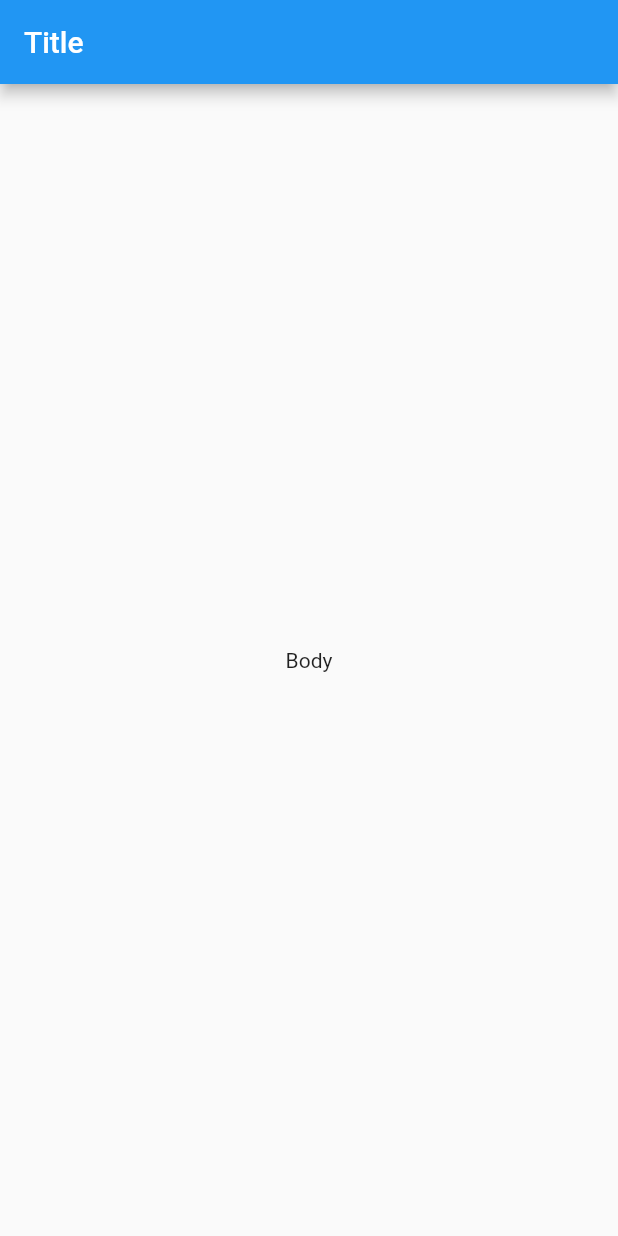
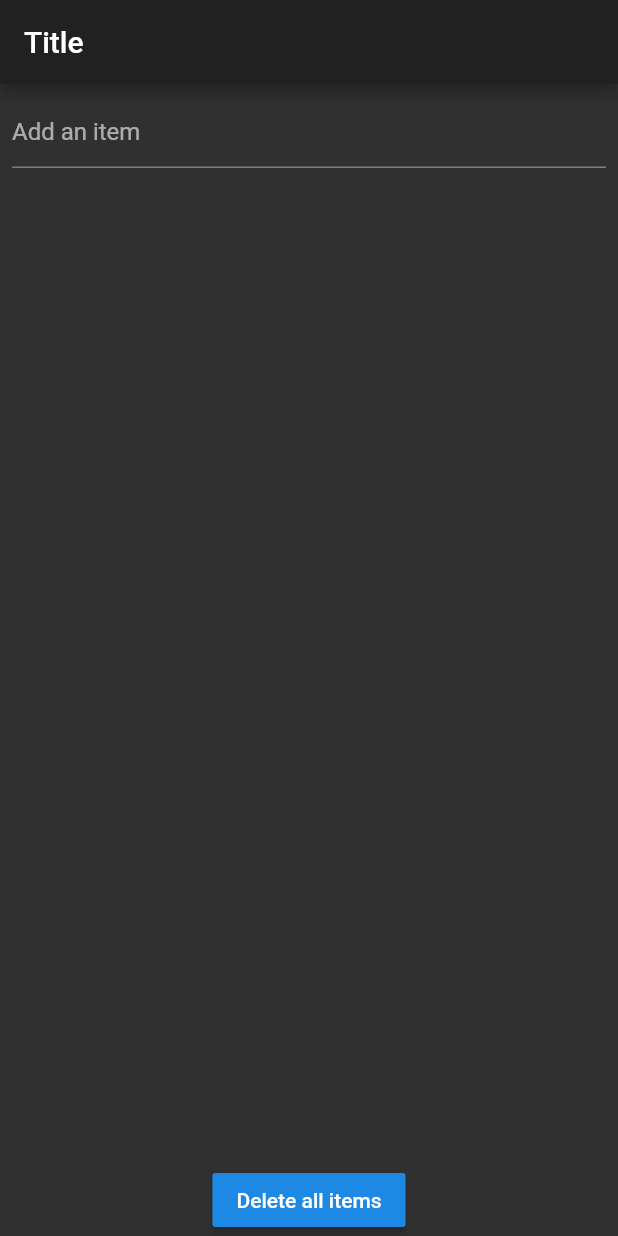
Before and after one commit to fortinjoffrey/flutter-to-do-app-redux, a Flutter app: the screen it shows after launch, on a phone screen of 412 x 824 dp. Run offline on Flutter 3.47's test engine with Material 2 defaults, Android fonts, the phone set to English and light mode, and no system bars; our stand-ins replace flutter_redux, redux.

Commit message:
Implement working to do app with redux state management
- Write redux actions (add, remove one, remove all), reducers, view model
- Create add item textfield, item listview, remove all button
- Upload a demo gif of the app

```diff
--- a/lib/main.dart
+++ b/lib/main.dart
@@ -1,4 +1,13 @@
 import 'package:flutter/material.dart';
+import 'package:flutter_redux/flutter_redux.dart';
+import 'package:redux/redux.dart';
+
+import 'model/app_state.dart';
+import 'redux/reducers.dart';
+import 'redux/view_model.dart';
+import 'widgets/add_item_textfield.dart';
+import 'widgets/item_listview.dart';
+import 'widgets/remove_items_button.dart';
 
 void main() {
   runApp(MyApp());
@@ -8,9 +17,19 @@ class MyApp extends StatelessWidget {
   // This widget is the root of your application.
   @override
   Widget build(BuildContext context) {
-    return MaterialApp(
-      title: 'Flutter Demo',
-      home: Home(),
+    final Store<AppState> store = Store<AppState>(
+      appStateReducer,
+      initialState: AppState.initialState(),
+    );
+
+    return StoreProvider<AppState>(
+      store: store,
+      child: MaterialApp(
+        debugShowCheckedModeBanner: false,
+        title: 'Flutter Demo',
+        theme: ThemeData.dark(),
+        home: Home(),
+      ),
     );
   }
 }
@@ -24,10 +43,21 @@ class Home extends StatelessWidget {
       appBar: AppBar(
         title: Text('Title'),
       ),
-      body: Container(
-        child: Center(
-          child: Text('Body'),
-        ),
+      body: StoreConnector<AppState, ViewModel>(
+        converter: (store) => ViewModel.create(store),
+        builder: (context, viewModel) {
+          return SafeArea(
+            child: Column(
+              children: [
+                AddItemTextField(viewModel),
+                Expanded(
+                  child: ItemListView(viewModel),
+                ),
+                RemoveItemsButton(viewModel),
+              ],
+            ),
+          );
+        },
       ),
     );
   }
--- /dev/null
+++ b/lib/model/app_state.dart
@@ -0,0 +1,13 @@
+import 'package:flutter/foundation.dart';
+
+import 'item.dart';
+
+class AppState {
+  final List<Item> items;
+
+  AppState({
+    @required this.items,
+  });
+
+  AppState.initialState() : items = List.unmodifiable(<Item>[]);
+}
--- /dev/null
+++ b/lib/model/item.dart
@@ -0,0 +1,18 @@
+import 'package:flutter/foundation.dart';
+
+class Item {
+  final int id;
+  final String title;
+
+  Item({
+    @required this.id,
+    @required this.title,
+  });
+
+  Item copyWith({int id, int title}) {
+    return Item(
+      id: id ?? this.id,
+      title: title ?? this.title,
+    );
+  }
+}
--- /dev/null
+++ b/lib/redux/actions.dart
@@ -0,0 +1,20 @@
+import 'package:to_do_app_redux/model/item.dart';
+
+class AddItemAction {
+  static int _id = 0;
+  final String itemTitle;
+
+  AddItemAction(this.itemTitle) {
+    _id++;
+  }
+
+  int get id => _id;
+}
+
+class RemoveItemAction {
+  final Item item;
+
+  RemoveItemAction(this.item);
+}
+
+class RemoveItemsAction {}
--- /dev/null
+++ b/lib/redux/reducers.dart
@@ -0,0 +1,27 @@
+import 'package:to_do_app_redux/model/app_state.dart';
+import 'package:to_do_app_redux/model/item.dart';
+import 'package:to_do_app_redux/redux/actions.dart';
+
+AppState appStateReducer(AppState state, action) {
+  return AppState(
+    items: itemReducer(state.items, action),
+  );
+}
+
+List<Item> itemReducer(List<Item> items, action) {
+  if (action is AddItemAction) {
+    return []
+      ..addAll(items)
+      ..add(Item(id: action.id, title: action.itemTitle));
+  }
+
+  if (action is RemoveItemAction) {
+    return List.unmodifiable(List.from(items)..remove(action.item));
+  }
+
+  if (action is RemoveItemsAction) {
+    return List.unmodifiable([]);
+  }
+
+  return items;
+}
--- /dev/null
+++ b/lib/redux/view_model.dart
@@ -0,0 +1,39 @@
+import 'package:redux/redux.dart';
+import 'package:to_do_app_redux/model/app_state.dart';
+import 'package:to_do_app_redux/model/item.dart';
+import 'actions.dart';
+
+class ViewModel {
+  final List<Item> items;
+  final Function(String) onAddItem;
+  final Function(Item) onRemoveItem;
+  final Function() onRemoveItems;
+
+  ViewModel({
+    this.items,
+    this.onAddItem,
+    this.onRemoveItem,
+    this.onRemoveItems,
+  });
+
+  factory ViewModel.create(Store<AppState> store) {
+    _onAddItem(String itemTitle) {
+      store.dispatch(AddItemAction(itemTitle));
+    }
+
+    _onRemoveItem(Item item) {
+      store.dispatch(RemoveItemAction(item));
+    }
+
+    _onRemoveItems() {
+      store.dispatch(RemoveItemsAction());
+    }
+
+    return ViewModel(
+      items: store.state.items,
+      onAddItem: _onAddItem,
+      onRemoveItem: _onRemoveItem,
+      onRemoveItems: _onRemoveItems,
+    );
+  }
+}
--- /dev/null
+++ b/lib/widgets/add_item_textfield.dart
@@ -0,0 +1,32 @@
+import 'package:flutter/material.dart';
+import 'package:to_do_app_redux/redux/view_model.dart';
+
+class AddItemTextField extends StatefulWidget {
+  final ViewModel model;
+
+  const AddItemTextField(this.model, {Key key}) : super(key: key);
+
+  @override
+  _AddItemTextFieldState createState() => _AddItemTextFieldState();
+}
+
+class _AddItemTextFieldState extends State<AddItemTextField> {
+  final TextEditingController controller = TextEditingController();
+
+  @override
+  Widget build(BuildContext context) {
+    return Padding(
+      padding: const EdgeInsets.all(8.0),
+      child: TextField(
+        controller: controller,
+        decoration: InputDecoration(
+          hintText: 'Add an item',
+        ),
+        onSubmitted: (value) {
+          widget.model.onAddItem(value);
+          controller.text = '';
+        },
+      ),
+    );
+  }
+}
--- /dev/null
+++ b/lib/widgets/item_listview.dart
@@ -0,0 +1,26 @@
+import 'package:flutter/material.dart';
+import 'package:to_do_app_redux/model/item.dart';
+import 'package:to_do_app_redux/redux/view_model.dart';
+
+class ItemListView extends StatelessWidget {
+  final ViewModel model;
+  const ItemListView(this.model, {Key key}) : super(key: key);
+
+  @override
+  Widget build(BuildContext context) {
+    return ListView.builder(
+      itemCount: model.items.length,
+      itemBuilder: (context, index) {
+        Item item = model.items[index];
+        return ListTile(
+          leading: IconButton(
+            icon: Icon(Icons.delete),
+            onPressed: () => model.onRemoveItem(item),
+          ),
+          title: Text(item.title),
+        );
+        // return model.items[index].
+      },
+    );
+  }
+}
--- /dev/null
+++ b/lib/widgets/remove_items_button.dart
@@ -0,0 +1,16 @@
+import 'package:flutter/material.dart';
+import 'package:to_do_app_redux/redux/view_model.dart';
+
+class RemoveItemsButton extends StatelessWidget {
+  final ViewModel model;
+
+  const RemoveItemsButton(this.model, {Key key}) : super(key: key);
+
+  @override
+  Widget build(BuildContext context) {
+    return RaisedButton(
+      child: Text('Delete all items'),
+      onPressed: () => model.onRemoveItems(),
+    );
+  }
+}
```
Also changed, not shown: pubspec.yaml (+2 -7 lines), demo/demo.gif (added), pubspec.lock.
